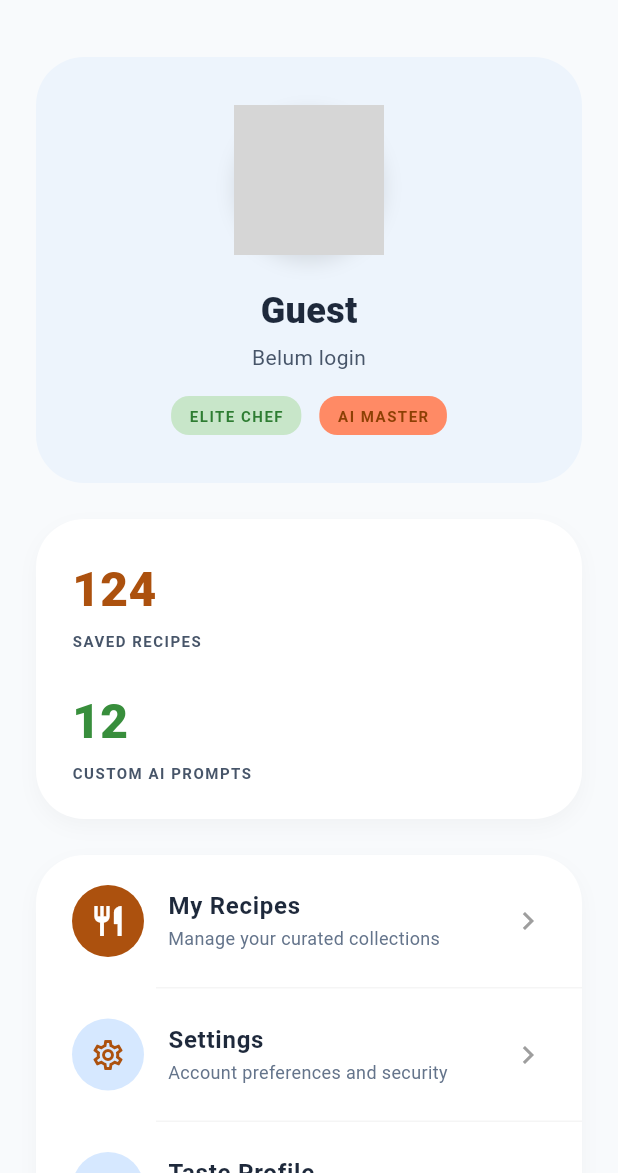
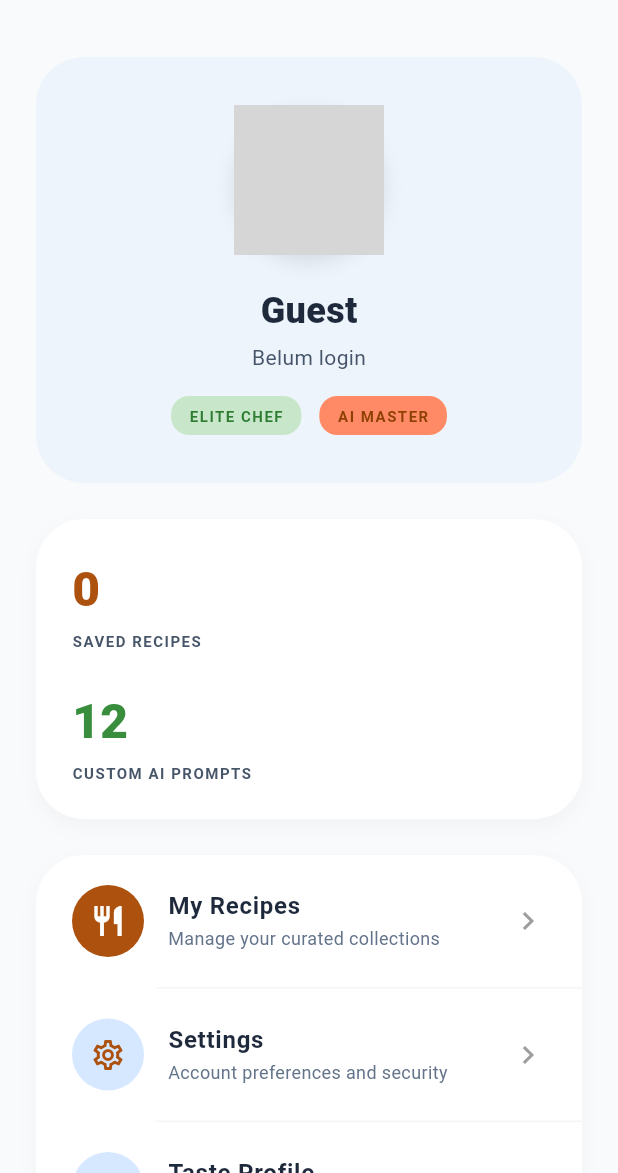
Before and after one commit to dzaii-hud/ResepPintar-AI, a Flutter app: the ProfileScreen screen opened directly, on a phone screen of 412 x 824 dp, the part 63-1236 px from its top. Run offline on Flutter 3.47's test engine with Material 3 defaults, Android fonts, the phone set to English and light mode, and no system bars; our stand-ins replace firebase_core, get, google_sign_in; accounts and stored records are empty; network calls fail; grey boxes are pictures that could not be loaded.

Commit message:
feat: Implementasi fitur Favorite dinamis tersinkronisasi di Home, Detail, Favorites, dan Profile

```diff
--- a/lib/screens/profile_screen.dart
+++ b/lib/screens/profile_screen.dart
@@ -3,6 +3,7 @@ import 'package:flutter/material.dart';
 import 'package:get/get.dart';
 import '../utils/app_colors.dart';
 import '../controllers/auth_controller.dart'; // Pastikan path ini benar
+import '../controllers/recipe_controller.dart';
 
 class ProfileScreen extends StatelessWidget {
   // Hapus 'const' di sini karena kita manggil controller
@@ -210,14 +211,22 @@ class ProfileScreen extends StatelessWidget {
                   child: Column(
                     crossAxisAlignment: CrossAxisAlignment.start,
                     children: [
-                      const Text(
-                        '124',
-                        style: TextStyle(
-                          fontSize: 32,
-                          fontWeight: FontWeight.w900,
-                          color: AppColors.primaryColor,
-                        ),
-                      ),
+                      // =======================================
+                      // INI YANG BERUBAH JADI DINAMIS BRE
+                      // =======================================
+                      Obx(() {
+                        final recipeController = Get.find<RecipeController>();
+                        return Text(
+                          '${recipeController.favoriteCount}', // Bakal nampilin jumlah riil resep yg dilove
+                          style: const TextStyle(
+                            // Kata const-nya gw pindahin ke sini biar aman
+                            fontSize: 32,
+                            fontWeight: FontWeight.w900,
+                            color: AppColors.primaryColor,
+                          ),
+                        );
+                      }),
+                      // =======================================
                       const SizedBox(height: 4),
                       const Text(
                         'SAVED RECIPES',
@@ -230,7 +239,7 @@ class ProfileScreen extends StatelessWidget {
                       ),
                       const SizedBox(height: 24),
                       const Text(
-                        '12',
+                        '12', // Ini biarin aja dulu statis karena AI Prompts-nya belum kita bikin
                         style: TextStyle(
                           fontSize: 32,
                           fontWeight: FontWeight.w900,
```
Also changed, not shown: lib/controllers/recipe_controller.dart (+32 -17 lines), lib/screens/favorites_screen.dart (+24 -5 lines), lib/screens/home_screen.dart (+24 -7 lines), lib/screens/recipe_detail_screen.dart (+40 -0 lines).
